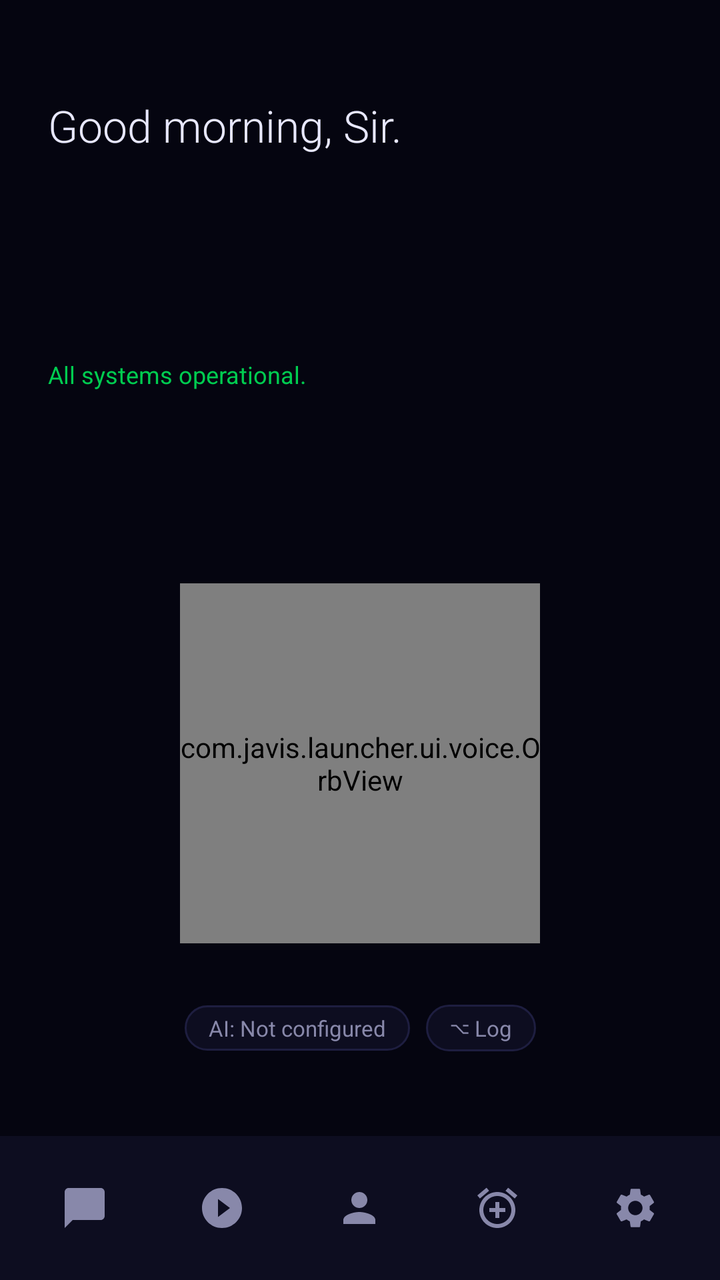
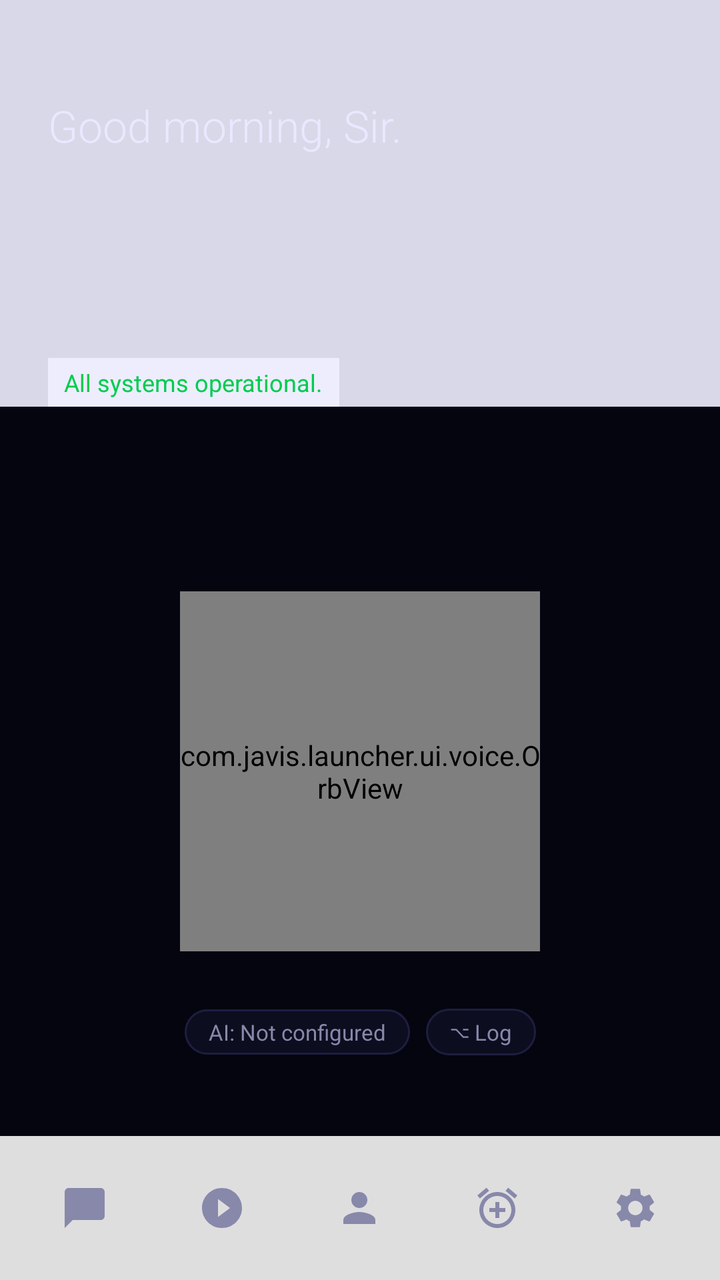

Before-and-after screenshots of an Android layout around one commit, followed by the original layout XML and the change that was made.
<!-- AndroidManifest.xml: application theme Theme.JAVIS -->
<!-- res/layout/activity_home.xml -->
<?xml version="1.0" encoding="utf-8"?>
<androidx.constraintlayout.widget.ConstraintLayout
    xmlns:android="http://schemas.android.com/apk/res/android"
    xmlns:app="http://schemas.android.com/apk/res-auto"
    android:layout_width="match_parent"
    android:layout_height="match_parent"
    android:background="@color/javis_bg">

    
    <LinearLayout
        android:id="@+id/layout_top"
        android:layout_width="match_parent"
        android:layout_height="wrap_content"
        android:orientation="vertical"
        android:paddingHorizontal="24dp"
        android:paddingTop="48dp"
        app:layout_constraintTop_toTopOf="parent"
        app:layout_constraintStart_toStartOf="parent">

        <TextView
            android:id="@+id/tv_greeting"
            android:layout_width="wrap_content"
            android:layout_height="wrap_content"
            android:text="Good morning, Sir."
            android:textColor="@color/javis_text_primary"
            android:textSize="22sp"
            android:fontFamily="sans-serif-light" />

        <TextView
            android:id="@+id/tv_time"
            android:layout_width="wrap_content"
            android:layout_height="wrap_content"
            android:textColor="@color/javis_white"
            android:textSize="56sp"
            android:fontFamily="sans-serif-thin"
            android:letterSpacing="0.05" />

        <TextView
            android:id="@+id/tv_date"
            android:layout_width="wrap_content"
            android:layout_height="wrap_content"
            android:textColor="@color/javis_text_secondary"
            android:textSize="14sp" />

        <TextView
            android:id="@+id/tv_status_line"
            android:layout_width="wrap_content"
            android:layout_height="wrap_content"
            android:layout_marginTop="8dp"
            android:text="All systems operational."
            android:textColor="@color/javis_green"
            android:textSize="12sp" />
    </LinearLayout>

    
    <com.javis.launcher.ui.voice.OrbView
        android:id="@+id/btn_orb"
        android:layout_width="180dp"
        android:layout_height="180dp"
        android:clickable="true"
        android:focusable="true"
        app:layout_constraintTop_toBottomOf="@id/layout_top"
        app:layout_constraintBottom_toTopOf="@id/layout_nav"
        app:layout_constraintStart_toStartOf="parent"
        app:layout_constraintEnd_toEndOf="parent" />

    
    <LinearLayout
        android:id="@+id/layout_status_row"
        android:layout_width="wrap_content"
        android:layout_height="wrap_content"
        android:orientation="horizontal"
        android:gravity="center_vertical"
        app:layout_constraintTop_toBottomOf="@id/btn_orb"
        app:layout_constraintStart_toStartOf="parent"
        app:layout_constraintEnd_toEndOf="parent"
        app:layout_constraintBottom_toTopOf="@id/rv_favorite_apps"
        android:layout_marginBottom="4dp">

        <TextView
            android:id="@+id/tv_provider_status"
            android:layout_width="wrap_content"
            android:layout_height="wrap_content"
            android:text="AI: Not configured"
            android:textColor="@color/javis_text_secondary"
            android:textSize="11sp"
            android:paddingHorizontal="12dp"
            android:paddingVertical="4dp"
            android:background="@drawable/bg_pill" />

        <TextView
            android:id="@+id/btn_command_center"
            android:layout_width="wrap_content"
            android:layout_height="wrap_content"
            android:text="⌥ Log"
            android:textColor="@color/javis_text_secondary"
            android:textSize="11sp"
            android:paddingHorizontal="12dp"
            android:paddingVertical="4dp"
            android:background="@drawable/bg_pill"
            android:layout_marginStart="8dp"
            android:clickable="true"
            android:focusable="true"/>
    </LinearLayout>

    
    <androidx.recyclerview.widget.RecyclerView
        android:id="@+id/rv_favorite_apps"
        android:layout_width="match_parent"
        android:layout_height="wrap_content"
        android:paddingHorizontal="16dp"
        app:layout_constraintBottom_toTopOf="@id/layout_nav"
        app:layout_constraintStart_toStartOf="parent"
        android:layout_marginBottom="8dp"/>

    
    <LinearLayout
        android:id="@+id/layout_nav"
        android:layout_width="match_parent"
        android:layout_height="72dp"
        android:orientation="horizontal"
        android:gravity="center"
        android:background="@color/javis_surface"
        android:paddingHorizontal="8dp"
        app:layout_constraintBottom_toBottomOf="parent"
        app:layout_constraintStart_toStartOf="parent">

        <ImageButton
            android:id="@+id/btn_chat"
            android:layout_width="0dp"
            android:layout_height="match_parent"
            android:layout_weight="1"
            android:background="?attr/selectableItemBackgroundBorderless"
            android:src="@drawable/ic_chat"
            android:tint="@color/javis_text_secondary"
            android:contentDescription="Chat" />

        <ImageButton
            android:id="@+id/btn_memory"
            android:layout_width="0dp"
            android:layout_height="match_parent"
            android:layout_weight="1"
            android:background="?attr/selectableItemBackgroundBorderless"
            android:src="@drawable/ic_memory"
            android:tint="@color/javis_text_secondary"
            android:contentDescription="Memory" />

        <ImageButton
            android:id="@+id/btn_contacts"
            android:layout_width="0dp"
            android:layout_height="match_parent"
            android:layout_weight="1"
            android:background="?attr/selectableItemBackgroundBorderless"
            android:src="@drawable/ic_contacts"
            android:tint="@color/javis_text_secondary"
            android:contentDescription="Contacts" />

        <ImageButton
            android:id="@+id/btn_alarms"
            android:layout_width="0dp"
            android:layout_height="match_parent"
            android:layout_weight="1"
            android:background="?attr/selectableItemBackgroundBorderless"
            android:src="@drawable/ic_alarm"
            android:tint="@color/javis_text_secondary"
            android:contentDescription="Alarms" />

        <ImageButton
            android:id="@+id/btn_settings"
            android:layout_width="0dp"
            android:layout_height="match_parent"
            android:layout_weight="1"
            android:background="?attr/selectableItemBackgroundBorderless"
            android:src="@drawable/ic_settings"
            android:tint="@color/javis_text_secondary"
            android:contentDescription="Settings" />
    </LinearLayout>

</androidx.constraintlayout.widget.ConstraintLayout>
<!-- resources referenced by this layout -->
<resources>
  <color name="javis_bg">#050510</color>
  <color name="javis_green">#00CC50</color>
  <color name="javis_surface">#0D0D20</color>
  <color name="javis_text_primary">#E8E8FF</color>
  <color name="javis_text_secondary">#8888AA</color>
  <color name="javis_white">#F0F0FF</color>
  <!-- drawable bg_pill (drawable) -->
  <?xml version="1.0" encoding="utf-8"?>
  <shape xmlns:android="http://schemas.android.com/apk/res/android">
      <solid android:color="#0D0D20"/>
      <corners android:radius="20dp"/>
      <stroke android:width="1dp" android:color="#1E1E40"/>
  </shape>
  <!-- drawable ic_alarm (drawable) -->
  <?xml version="1.0" encoding="utf-8"?>
  <vector xmlns:android="http://schemas.android.com/apk/res/android"
      android:width="24dp" android:height="24dp"
      android:viewportWidth="24" android:viewportHeight="24">
      <path android:fillColor="#8888AA"
          android:pathData="M22,5.72l-4.6-3.86-1.29,1.53 4.6,3.86L22,5.72zM7.88,3.39L6.6,1.86 2,5.71l1.29,1.53 4.59-3.85zM12,4c-4.97,0-9,4.03-9,9s4.02,9 9,9c4.97,0 9-4.03 9-9s-4.03-9-9-9zm0,16c-3.87,0-7-3.13-7-7s3.13-7 7-7 7,3.13 7,7-3.13,7-7,7zm1-11h-2v3H8v2h3v3h2v-3h3v-2h-3z"/>
  </vector>
  <!-- drawable ic_chat (drawable) -->
  <?xml version="1.0" encoding="utf-8"?>
  <vector xmlns:android="http://schemas.android.com/apk/res/android"
      android:width="24dp" android:height="24dp"
      android:viewportWidth="24" android:viewportHeight="24">
      <path android:fillColor="#8888AA"
          android:pathData="M20,2H4C2.9,2 2,2.9 2,4v18l4-4h14c1.1,0 2-0.9 2-2V4C22,2.9 21.1,2 20,2z"/>
  </vector>
  <!-- drawable ic_contacts (drawable) -->
  <?xml version="1.0" encoding="utf-8"?>
  <vector xmlns:android="http://schemas.android.com/apk/res/android"
      android:width="24dp" android:height="24dp"
      android:viewportWidth="24" android:viewportHeight="24">
      <path android:fillColor="#8888AA"
          android:pathData="M12,12c2.21,0 4-1.79 4-4s-1.79-4-4-4-4,1.79-4,4 1.79,4 4,4zm0,2c-2.67,0-8,1.34-8,4v2h16v-2c0-2.66-5.33-4-8-4z"/>
  </vector>
  <!-- drawable ic_memory (drawable) -->
  <?xml version="1.0" encoding="utf-8"?>
  <vector xmlns:android="http://schemas.android.com/apk/res/android"
      android:width="24dp" android:height="24dp"
      android:viewportWidth="24" android:viewportHeight="24">
      <path android:fillColor="#8888AA"
          android:pathData="M12,2C6.48,2 2,6.48 2,12s4.48,10 10,10 10-4.48 10-10S17.52,2 12,2zm-2,14.5v-9l6,4.5-6,4.5z"/>
  </vector>
  <style name="Theme.JAVIS" parent="Theme.MaterialComponents.DayNight.NoActionBar">
          <item name="colorPrimary">@color/javis_red</item>
          <item name="colorPrimaryVariant">@color/javis_red_bright</item>
          <item name="colorOnPrimary">@color/white</item>
          <item name="colorSecondary">@color/javis_green</item>
          <item name="colorOnSecondary">@color/black</item>
          <item name="android:colorBackground">@color/javis_bg</item>
          <item name="android:textColorPrimary">@color/javis_text_primary</item>
          <item name="android:textColorSecondary">@color/javis_text_secondary</item>
          <item name="android:windowBackground">@color/javis_bg</item>
          <item name="android:statusBarColor">@color/javis_bg</item>
          <item name="android:navigationBarColor">@color/javis_bg</item>
          <item name="android:windowLightStatusBar">false</item>
      </style>
  <color name="javis_red">#CC0000</color>
  <color name="javis_red_bright">#FF1A1A</color>
  <color name="white">#FFFFFFFF</color>
  <color name="black">#FF000000</color>
  <!-- unchanged entries left out for length: 1 -->
</resources>

<!-- the commit's change to res/layout/activity_home.xml (unified diff, before → after) -->
@@ -5,6 +5,17 @@
     android:layout_width="match_parent"
     android:layout_height="match_parent"
     android:background="@color/javis_bg">
+
+    <ImageView
+        android:id="@+id/iv_wallpaper"
+        android:layout_width="match_parent"
+        android:layout_height="match_parent"
+        android:scaleType="centerCrop"
+        android:visibility="gone"
+        app:layout_constraintBottom_toBottomOf="parent"
+        app:layout_constraintEnd_toEndOf="parent"
+        app:layout_constraintStart_toStartOf="parent"
+        app:layout_constraintTop_toTopOf="parent" />
 
     
     <LinearLayout
@@ -14,6 +25,7 @@
         android:orientation="vertical"
         android:paddingHorizontal="24dp"
         android:paddingTop="48dp"
+        android:background="#E6F0F0FF"
         app:layout_constraintTop_toTopOf="parent"
         app:layout_constraintStart_toStartOf="parent">
 
@@ -49,7 +61,10 @@
             android:layout_marginTop="8dp"
             android:text="All systems operational."
             android:textColor="@color/javis_green"
-            android:textSize="12sp" />
+            android:textSize="12sp"
+            android:background="#E6F0F0FF"
+            android:paddingHorizontal="8dp"
+            android:paddingVertical="4dp"/>
     </LinearLayout>
 
     
@@ -75,7 +90,8 @@
         app:layout_constraintStart_toStartOf="parent"
         app:layout_constraintEnd_toEndOf="parent"
         app:layout_constraintBottom_toTopOf="@id/rv_favorite_apps"
-        android:layout_marginBottom="4dp">
+        android:layout_marginBottom="4dp"
+        android:background="@android:color/transparent">
 
         <TextView
             android:id="@+id/tv_provider_status"
@@ -111,7 +127,8 @@
         android:paddingHorizontal="16dp"
         app:layout_constraintBottom_toTopOf="@id/layout_nav"
         app:layout_constraintStart_toStartOf="parent"
-        android:layout_marginBottom="8dp"/>
+        android:layout_marginBottom="8dp"
+        android:background="@android:color/transparent"/>
 
     
     <LinearLayout
@@ -120,7 +137,7 @@
         android:layout_height="72dp"
         android:orientation="horizontal"
         android:gravity="center"
-        android:background="@color/javis_surface"
+        android:background="#DDFFFFFF"
         android:paddingHorizontal="8dp"
         app:layout_constraintBottom_toBottomOf="parent"
         app:layout_constraintStart_toStartOf="parent">
<!-- resource entries referenced after the edit -->
@@ -2,7 +2,6 @@
 <resources>
   <color name="javis_bg">#050510</color>
   <color name="javis_green">#00CC50</color>
-  <color name="javis_surface">#0D0D20</color>
   <color name="javis_text_primary">#E8E8FF</color>
   <color name="javis_text_secondary">#8888AA</color>
   <color name="javis_white">#F0F0FF</color>
